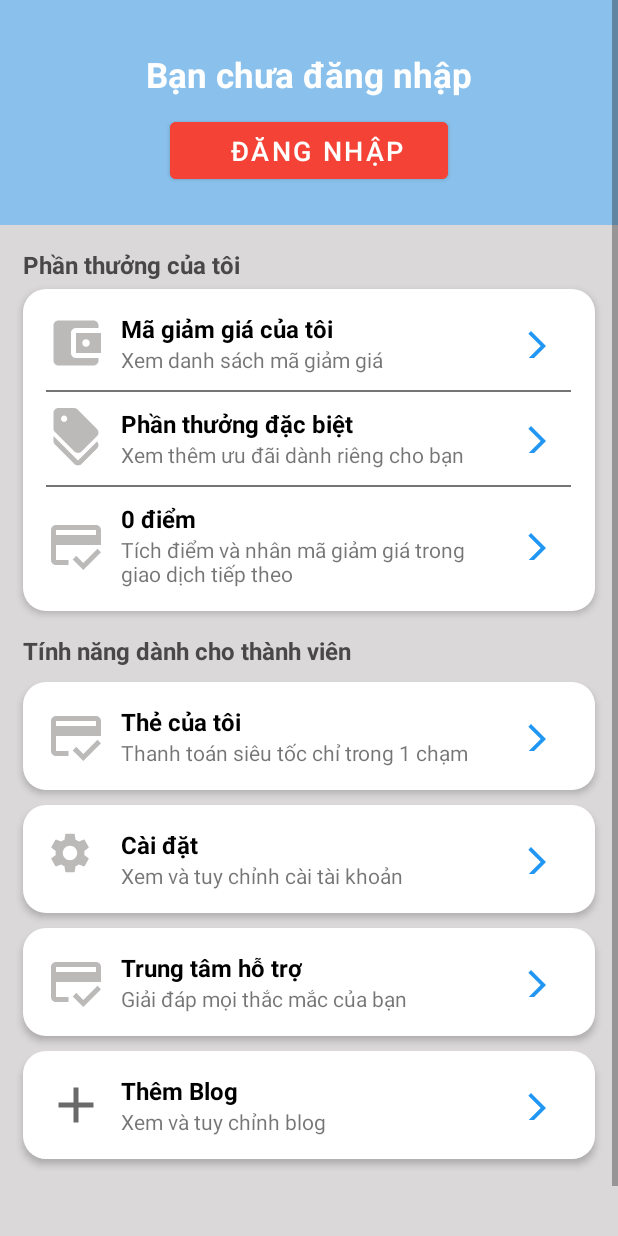
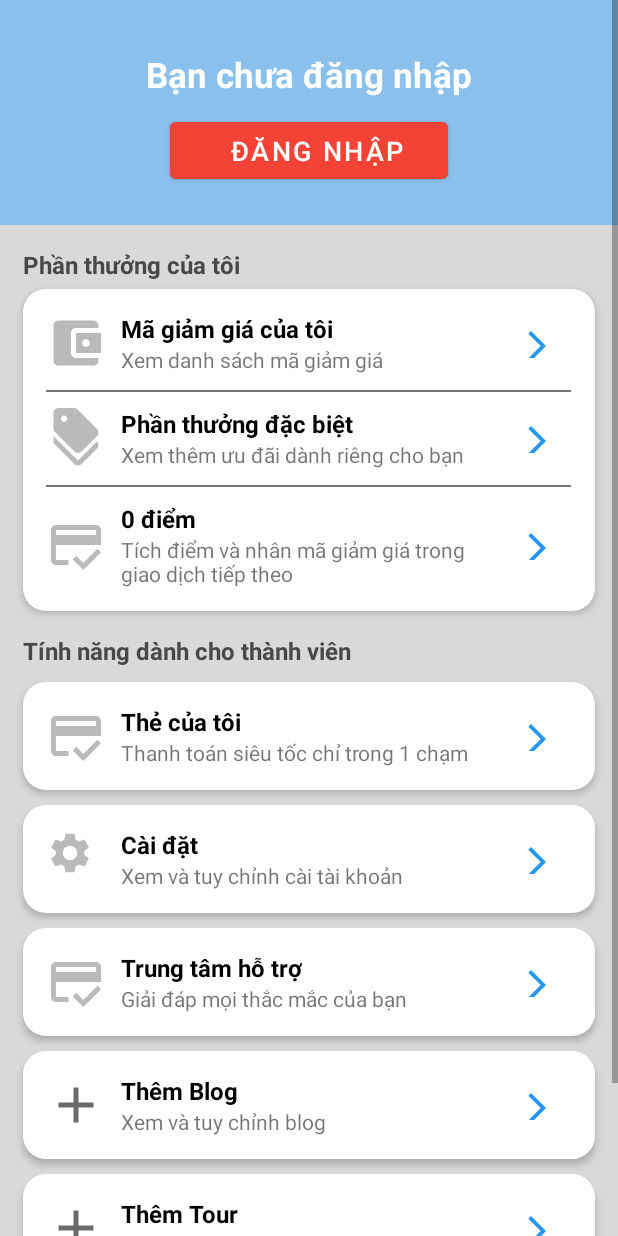
Before and after one commit to XijianVu/tour, an Android app: the layout fragment_account.xml on its own in the app's theme, with its tools: preview values and no code run, on a phone screen of 412 x 824 dp. Run offline under Robolectric (Android 15) with nearby library versions, the phone set to English and light mode, and no system bars.

Commit message:
tour add

```diff
--- a/app/src/main/AndroidManifest.xml
+++ b/app/src/main/AndroidManifest.xml
@@ -22,7 +22,7 @@
                 android:value="" />
         </activity>
         <activity
-            android:name=".activity.Blog_edit"
+            android:name=".activity.Tour_add"
             android:exported="false">
             <meta-data
                 android:name="android.app.lib_name"
--- a/app/src/main/java/com/example/frag/fragment/AccountFragment.java
+++ b/app/src/main/java/com/example/frag/fragment/AccountFragment.java
@@ -19,6 +19,7 @@ import com.example.frag.LoginActivity;
 import com.example.frag.MainActivity;
 import com.example.frag.R;
 import com.example.frag.activity.Blog_add;
+import com.example.frag.activity.Tour_add;
 import com.google.firebase.auth.FirebaseAuth;
 import com.google.firebase.auth.FirebaseUser;
 
@@ -87,6 +88,7 @@ public class AccountFragment extends Fragment {
                 startActivity(intent);
             }
         });
+
         return view;
     }
     private void getProfile() {
--- a/app/src/main/java/com/example/frag/model/Blog.java
+++ b/app/src/main/java/com/example/frag/model/Blog.java
@@ -7,9 +7,9 @@ public class Blog {
     }
 
     public Blog(String descripcion, String purl,  String titulo) {
+        this.purl = purl;
+        this.descripcion = descripcion;
         this.titulo = titulo;
-        this.descripcion = descripcion;
-        this.purl = purl;
     }
 
     public String getTitulo() {
--- a/app/src/main/res/layout/fragment_account.xml
+++ b/app/src/main/res/layout/fragment_account.xml
@@ -494,6 +494,66 @@
                     </LinearLayout>
 
                 </LinearLayout>
+                <LinearLayout
+                    android:id="@+id/tour_add"
+                    android:layout_width="match_parent"
+                    android:layout_height="wrap_content"
+                    android:layout_marginHorizontal="15dp"
+                    android:elevation="3dp"
+                    android:padding="10dp"
+                    android:layout_marginTop="10dp"
+                    android:orientation="vertical"
+                    android:background="@drawable/card_background"
+                    >
+
+                    <LinearLayout
+                        android:layout_width="match_parent"
+                        android:layout_height="wrap_content"
+                        android:layout_weight="1"
+                        android:layout_marginTop="5dp"
+                        android:layout_marginBottom="5dp"
+                        android:layout_marginLeft="5dp"
+                        android:orientation="horizontal"
+                        >
+
+                        <ImageView
+                            android:layout_width="40dp"
+                            android:layout_height="40dp"
+                            android:layout_gravity="center"
+                            android:src="@drawable/ic_baseline_add_24" />
+
+                        <LinearLayout
+                            android:layout_width="250dp"
+                            android:layout_height="wrap_content"
+                            android:orientation="vertical"
+                            android:layout_marginHorizontal="10dp">
+
+                            <TextView
+
+                                android:layout_width="match_parent"
+                                android:layout_height="wrap_content"
+                                android:text="Thêm Tour"
+                                android:textColor="@color/black"
+                                android:textSize="16sp"
+                                android:textStyle="bold"/>
+                            <TextView
+                                android:layout_width="match_parent"
+                                android:layout_height="wrap_content"
+                                android:text="Xem và tuỳ chỉnh tour"/>
+
+                        </LinearLayout>
+
+                        <ImageButton
+                            android:layout_width="30dp"
+                            android:layout_height="30dp"
+                            android:background="@color/white"
+                            android:layout_gravity="center"
+                            android:src="@drawable/ic_baseline_arrow_forward_ios_24" />
+
+
+                    </LinearLayout>
+
+                </LinearLayout>
                 <Button
                     android:id="@+id/btnLogout"
                     android:layout_width="170dp"
```
Also changed, not shown: app/src/main/java/com/example/frag/activity/Blog_edit.java (deleted, +0 -52 lines), app/src/main/java/com/example/frag/activity/Tour_add.java (added, +68 -0 lines), app/src/main/java/com/example/frag/adapter/BlogAdapter.java (+42 -0 lines), app/src/main/res/layout/activity_blog_edit.xml (deleted, +0 -95 lines), app/src/main/res/layout/activity_tour_add.xml (added, +162 -0 lines), app/src/main/res/layout/layout_dialog_edit_blog.xml (+27 -6 lines).
